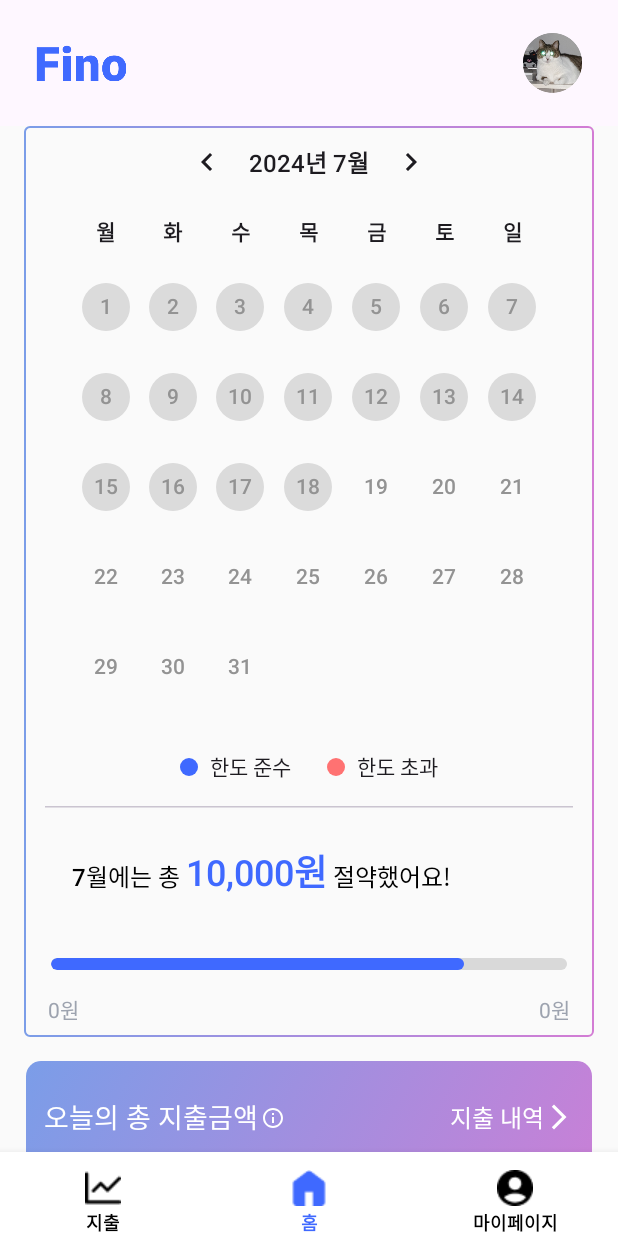
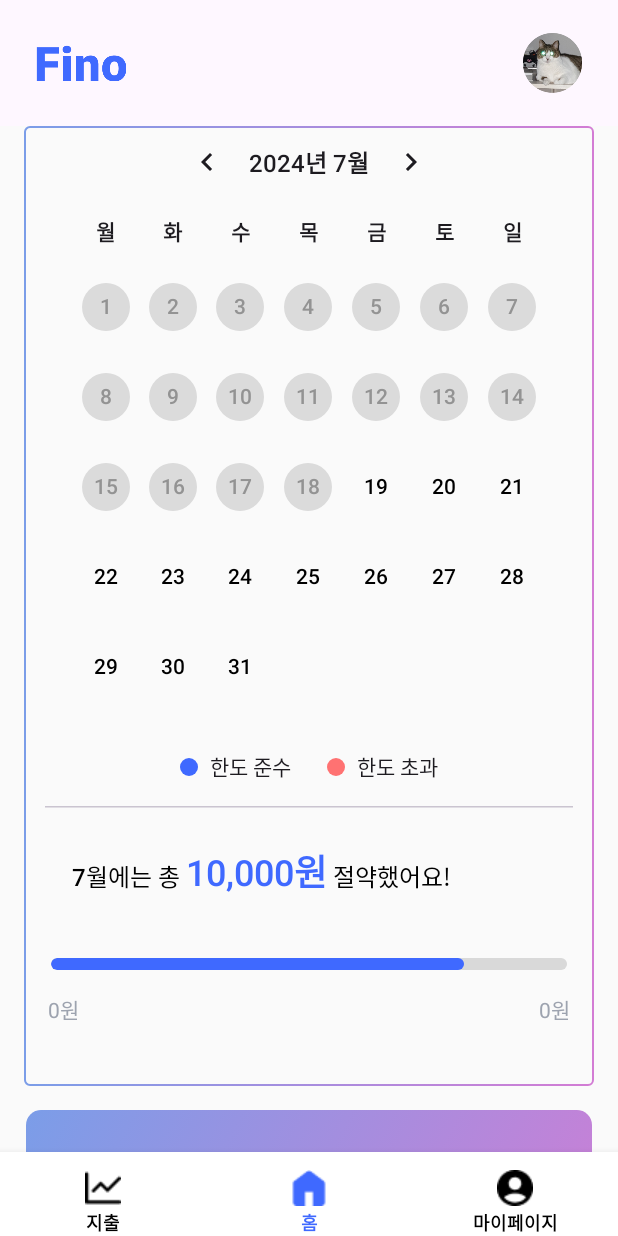
Before and after one commit to 2024-SIGNIEL/signiel-android, an Android app built with Jetpack Compose: the root screen opened through its navigation route, on a phone screen of 412 x 824 dp. Run offline under Robolectric (Android 15) with nearby library versions, the phone set to English and light mode, and no system bars; our stand-ins replace Room's generated code; Roboto replaces fonts that are not available here.

Commit message:
calendar

```diff
--- a/app/src/main/java/com/seunghoon/generator/ui/SignielCalendar.kt
+++ b/app/src/main/java/com/seunghoon/generator/ui/SignielCalendar.kt
@@ -14,6 +14,7 @@ import androidx.compose.foundation.layout.Spacer
 import androidx.compose.foundation.layout.fillMaxSize
 import androidx.compose.foundation.layout.fillMaxWidth
 import androidx.compose.foundation.layout.height
+import androidx.compose.foundation.layout.heightIn
 import androidx.compose.foundation.layout.padding
 import androidx.compose.foundation.layout.size
 import androidx.compose.foundation.shape.CircleShape
@@ -94,6 +95,7 @@ fun SignielCalendar(
 
     Column(
         modifier = modifier
+            .height(640.dp)
             .border(
                 width = 1.dp,
                 shape = RoundedCornerShape(4.dp),
@@ -277,7 +279,7 @@ fun SignielCalendar(
                                                 )
                                             )
                                     ) textColor
-                                    else textColor,
+                                    else Colors.Black,
                                 )
                             }
                         }
```
